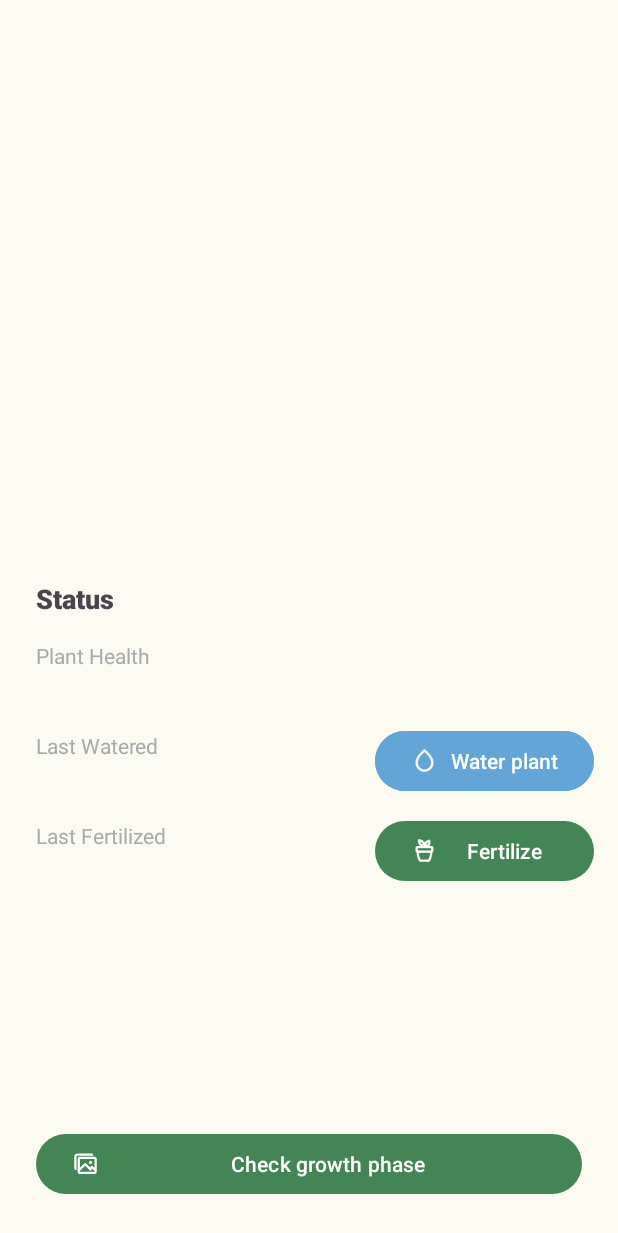
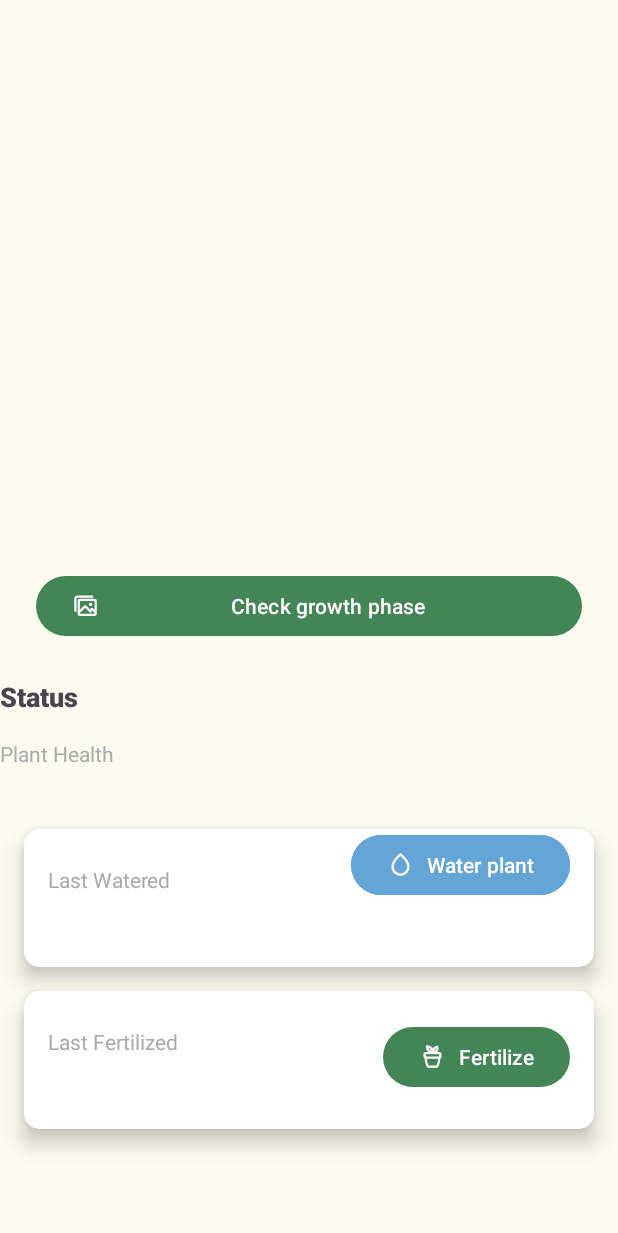
Before and after one commit to narendradhafa/HarvestHero, an Android app: the DetailActivity screen opened directly, with no data from a screen before it, on a phone screen of 412 x 824 dp. Shown: the top 1233 px of the screen. Run offline under Robolectric (Android 15) with nearby library versions, the phone set to English and light mode, and no system bars; 1 statement that could not run was skipped.

Commit message:
Update activity_detail.xml

```diff
--- a/app/src/main/res/layout/activity_detail.xml
+++ b/app/src/main/res/layout/activity_detail.xml
@@ -1,11 +1,18 @@
 <?xml version="1.0" encoding="utf-8"?>
-<androidx.constraintlayout.widget.ConstraintLayout xmlns:android="http://schemas.android.com/apk/res/android"
+<FrameLayout xmlns:android="http://schemas.android.com/apk/res/android"
     xmlns:app="http://schemas.android.com/apk/res-auto"
     xmlns:tools="http://schemas.android.com/tools"
-    android:id="@+id/main"
     android:layout_width="match_parent"
     android:layout_height="match_parent"
     tools:context=".ui.detail.DetailActivity">
+
+    <ScrollView
+        android:layout_width="match_parent"
+        android:layout_height="match_parent">
+
+<androidx.constraintlayout.widget.ConstraintLayout
+    android:layout_width="match_parent"
+    android:layout_height="wrap_content">
 
     <ImageView
         android:id="@+id/img_plant_detail"
@@ -24,6 +31,7 @@
         android:layout_height="wrap_content"
         android:layout_marginStart="24dp"
         android:layout_marginTop="16dp"
+        android:textStyle="bold"
         android:textAppearance="@style/TextAppearance.AppCompat.Display1"
         app:layout_constraintStart_toStartOf="parent"
         app:layout_constraintTop_toBottomOf="@+id/img_plant_detail"
@@ -33,9 +41,9 @@
         android:id="@+id/tv_plant_type_detail"
         android:layout_width="wrap_content"
         android:layout_height="wrap_content"
-        android:layout_marginTop="4dp"
         android:fontFamily="sans-serif"
         android:textAppearance="@style/TextAppearance.AppCompat.Subhead"
+        android:textSize="20sp"
         app:layout_constraintStart_toStartOf="@+id/tv_plant_name_detail"
         app:layout_constraintTop_toBottomOf="@+id/tv_plant_name_detail"
         tools:text="PlantType" />
@@ -44,12 +52,12 @@
         android:id="@+id/tv_status_title_detail"
         android:layout_width="wrap_content"
         android:layout_height="wrap_content"
-        android:layout_marginTop="16dp"
+        android:layout_marginTop="24dp"
         android:fontFamily="sans-serif-black"
+        android:text="@string/status"
         android:textAppearance="@style/TextAppearance.AppCompat.Medium"
-        app:layout_constraintStart_toStartOf="@+id/tv_growth_phase_detail"
-        app:layout_constraintTop_toBottomOf="@+id/tv_growth_phase_detail"
-        android:text="@string/status" />
+        app:layout_constraintTop_toBottomOf="@+id/btn_check_growth_detail"
+        tools:layout_editor_absoluteX="24dp" />
 
     <TextView
         android:id="@+id/tv_health_title_detail"
@@ -71,58 +79,103 @@
         app:layout_constraintTop_toBottomOf="@+id/tv_health_title_detail"
         tools:text="Healthy" />
 
+    <androidx.cardview.widget.CardView
+        android:id="@+id/card_detail_water"
+        android:layout_width="match_parent"
+        android:layout_height="wrap_content"
+        android:layout_marginStart="16dp"
+        android:layout_marginTop="16dp"
+        android:layout_marginEnd="16dp"
+        app:cardCornerRadius="10dp"
+        app:cardElevation="8dp"
+        app:layout_constraintEnd_toEndOf="parent"
+        app:layout_constraintStart_toStartOf="parent"
+        app:layout_constraintTop_toBottomOf="@+id/tv_health_time_detail">
+
+        <androidx.constraintlayout.widget.ConstraintLayout
+            android:layout_width="match_parent"
+            android:layout_height="match_parent">
+
             <TextView
                 android:id="@+id/tv_water_title_detail"
                 android:layout_width="wrap_content"
                 android:layout_height="wrap_content"
-        android:layout_marginTop="16dp"
+                android:layout_marginStart="16dp"
+                android:layout_marginTop="24dp"
+                android:text="@string/last_watered"
                 android:textAppearance="@style/TextAppearance.AppCompat.Small"
                 android:textColor="@android:color/darker_gray"
-        app:layout_constraintStart_toStartOf="@+id/tv_health_time_detail"
-        app:layout_constraintTop_toBottomOf="@+id/tv_health_time_detail"
-        android:text="@string/last_watered" />
+                app:layout_constraintStart_toStartOf="parent"
+                app:layout_constraintTop_toTopOf="parent" />
 
             <TextView
                 android:id="@+id/tv_water_time_detail"
                 android:layout_width="wrap_content"
                 android:layout_height="wrap_content"
+                android:layout_marginBottom="24dp"
                 android:textAppearance="@android:style/TextAppearance.Medium"
+                app:layout_constraintBottom_toBottomOf="parent"
                 app:layout_constraintStart_toStartOf="@+id/tv_water_title_detail"
                 app:layout_constraintTop_toBottomOf="@+id/tv_water_title_detail"
+                app:layout_constraintVertical_bias="0.0"
                 tools:text="3 Days ago" />
 
             <Button
                 android:id="@+id/btn_water_detail"
                 android:layout_width="wrap_content"
                 android:layout_height="wrap_content"
-        android:layout_marginTop="8dp"
                 android:layout_marginEnd="16dp"
                 android:backgroundTint="@color/water"
+                android:text="@string/water_plant"
                 app:icon="@drawable/water"
-        app:layout_constraintBottom_toBottomOf="@+id/tv_water_time_detail"
                 app:layout_constraintEnd_toEndOf="parent"
-        app:layout_constraintTop_toTopOf="@+id/tv_water_title_detail"
-        app:layout_constraintVertical_bias="1.0"
-        android:text="@string/water_plant" />
+                tools:layout_editor_absoluteY="19dp" />
+
+        </androidx.constraintlayout.widget.ConstraintLayout>
+
+    </androidx.cardview.widget.CardView>
+
+    <androidx.cardview.widget.CardView
+        android:id="@+id/card_detail_fertilizer"
+        android:layout_width="match_parent"
+        android:layout_height="wrap_content"
+        android:layout_marginStart="16dp"
+        android:layout_marginTop="16dp"
+        android:layout_marginEnd="16dp"
+        android:layout_marginBottom="32dp"
+        app:cardCornerRadius="10dp"
+        app:cardElevation="8dp"
+        app:layout_constraintBottom_toBottomOf="parent"
+        app:layout_constraintEnd_toEndOf="parent"
+        app:layout_constraintStart_toStartOf="parent"
+        app:layout_constraintTop_toBottomOf="@+id/card_detail_water">
+
+        <androidx.constraintlayout.widget.ConstraintLayout
+            android:layout_width="match_parent"
+            android:layout_height="match_parent">
 
             <TextView
                 android:id="@+id/tv_fertilize_title_detail"
                 android:layout_width="wrap_content"
                 android:layout_height="wrap_content"
-        android:layout_marginTop="16dp"
+                android:layout_marginStart="16dp"
+                android:layout_marginTop="24dp"
+                android:text="@string/last_fertilized"
                 android:textAppearance="@style/TextAppearance.AppCompat.Small"
                 android:textColor="@android:color/darker_gray"
-        app:layout_constraintStart_toStartOf="@+id/tv_water_time_detail"
-        app:layout_constraintTop_toBottomOf="@+id/tv_water_time_detail"
-        android:text="@string/last_fertilized" />
+                app:layout_constraintStart_toStartOf="parent"
+                app:layout_constraintTop_toTopOf="parent" />
 
             <TextView
                 android:id="@+id/tv_fertilize_time_detail"
                 android:layout_width="wrap_content"
                 android:layout_height="wrap_content"
+                android:layout_marginBottom="24dp"
                 android:textAppearance="@android:style/TextAppearance.Medium"
+                app:layout_constraintBottom_toBottomOf="parent"
                 app:layout_constraintStart_toStartOf="@+id/tv_fertilize_title_detail"
                 app:layout_constraintTop_toBottomOf="@+id/tv_fertilize_title_detail"
+                app:layout_constraintVertical_bias="0.0"
                 tools:text="3 Days ago" />
 
             <Button
@@ -130,26 +183,33 @@
                 android:layout_width="0dp"
                 android:layout_height="wrap_content"
                 android:layout_marginEnd="16dp"
+                android:text="@string/fertilize"
                 app:icon="@drawable/fertilizer"
                 app:layout_constraintBottom_toBottomOf="@+id/tv_fertilize_time_detail"
                 app:layout_constraintEnd_toEndOf="parent"
                 app:layout_constraintStart_toStartOf="@+id/btn_water_detail"
                 app:layout_constraintTop_toTopOf="@+id/tv_fertilize_title_detail"
-        app:layout_constraintVertical_bias="1.0"
-        android:text="@string/fertilize" />
+                app:layout_constraintVertical_bias="1.0" />
+
+        </androidx.constraintlayout.widget.ConstraintLayout>
+
+    </androidx.cardview.widget.CardView>
+
 
     <Button
         android:id="@+id/btn_check_growth_detail"
         android:layout_width="0dp"
         android:layout_height="wrap_content"
         android:layout_marginStart="24dp"
+        android:layout_marginTop="8dp"
         android:layout_marginEnd="24dp"
-        android:layout_marginBottom="24dp"
+        android:text="@string/check_growth_phase"
         app:icon="@drawable/photo_album"
         app:layout_constraintBottom_toBottomOf="parent"
         app:layout_constraintEnd_toEndOf="parent"
         app:layout_constraintStart_toStartOf="parent"
-        android:text="@string/check_growth_phase" />
+        app:layout_constraintTop_toBottomOf="@+id/tv_growth_phase_detail"
+        app:layout_constraintVertical_bias="0.0" />
 
     <TextView
         android:id="@+id/tv_growth_phase_detail"
@@ -161,3 +221,7 @@
         tools:text="Seed" />
 
 </androidx.constraintlayout.widget.ConstraintLayout>
+
+    </ScrollView>
+
+</FrameLayout>
```
Lines whose indentation alone changed are shown as unchanged.
